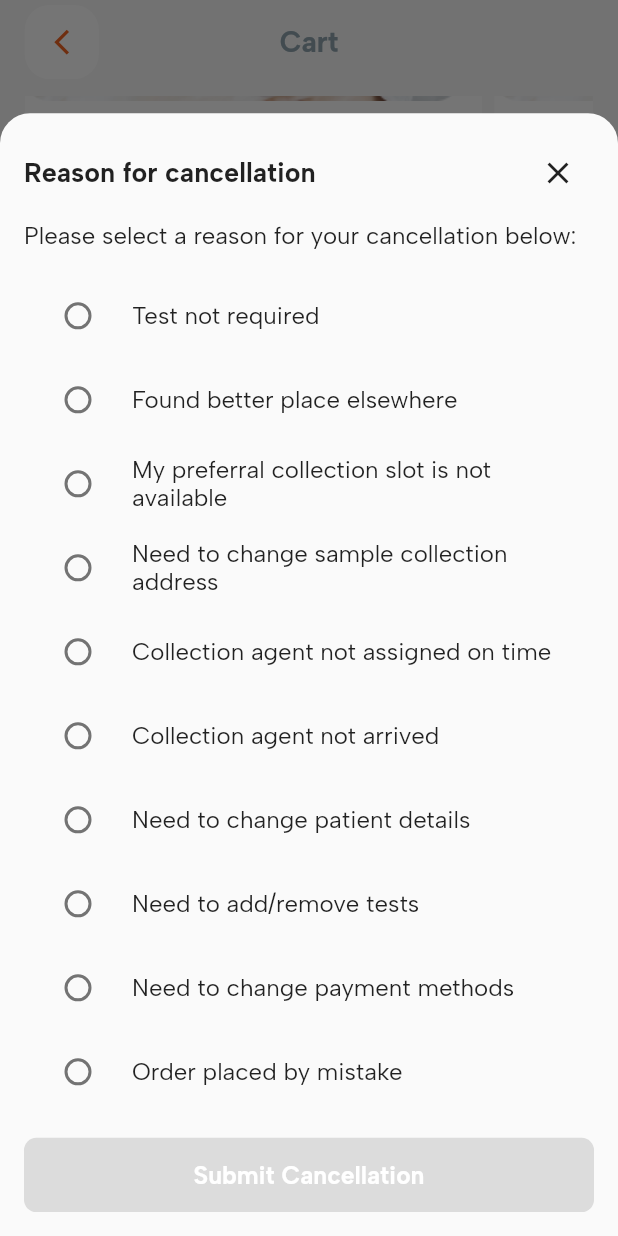
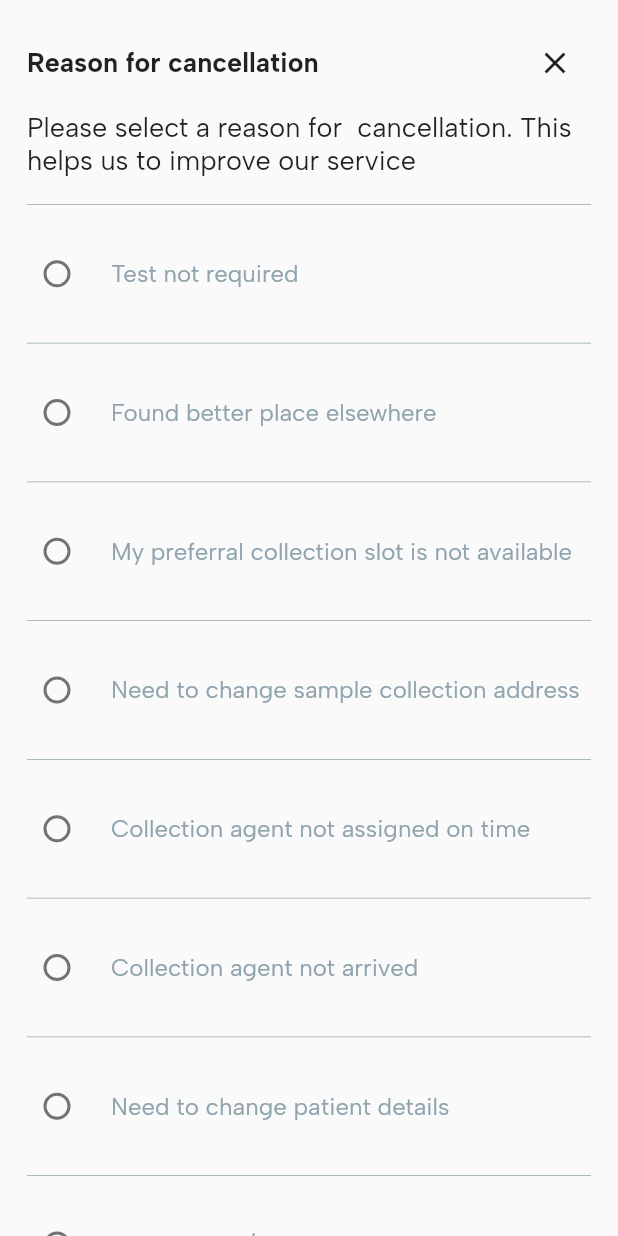
Before and after one commit to ayushh-gautam/QuickMeds, a Flutter app: the LabTestCartPage screen opened directly, scrolled down 407 dp, after a tap on "Cancel Order", on a phone screen of 412 x 824 dp. Run offline on Flutter 3.47's test engine with Material 3 defaults, Android fonts, the phone set to English and light mode, and no system bars; our stand-ins replace carousel_slider, connectivity_plus, file_picker, flutter_advanced_drawer, flutter_rating_bar, flutter_svg and 10 more; missing offline and left inert: get_ip_address; accounts and stored records are empty; network calls fail; project files that could hold a hidden picture were left out.

Commit message:
ui adjusted

```diff
--- a/lib/app/modules/lab_test_cart_module/lab_test_cart_page.dart
+++ b/lib/app/modules/lab_test_cart_module/lab_test_cart_page.dart
@@ -492,20 +492,12 @@ class LabTestCartPage extends GetView<LabTestCartController> {
                     SubmitButtonHelper(
                       text: 'Cancel Order',
                       onTap: () {
-                        // Access the controller properly
-
                         // Show Bottom Sheet
                         showModalBottomSheet(
                           context: context,
                           isScrollControlled: true,
-                          shape: const RoundedRectangleBorder(
-                            borderRadius: BorderRadius.vertical(
-                              top: Radius.circular(20),
-                            ),
-                          ),
                           builder: (BuildContext context) {
-                            return Padding(
-                              padding: const EdgeInsets.all(16),
+                            return SingleChildScrollView(
                               child: Column(
                                 mainAxisSize: MainAxisSize.min,
                                 crossAxisAlignment: CrossAxisAlignment.start,
@@ -527,25 +519,56 @@ class LabTestCartPage extends GetView<LabTestCartController> {
                                     ],
                                   ),
                                   const SizedBox(height: 8),
-                                  const Text(
-                                    'Please select a reason for your cancellation below:',
-                                    style: TextStyle(fontSize: 16),
+                                  const TextWidget(
+                                    text:
+                                        'Please select a reason for  cancellation. This helps us to improve our service',
+                                    bold: FontWeight.normal,
+                                    size: 18,
                                   ),
-                                  const SizedBox(height: 16),
                                   ListView.builder(
+                                    physics:
+                                        const NeverScrollableScrollPhysics(),
                                     shrinkWrap: true,
                                     itemCount: controller.reasons.length,
+                                    padding: const EdgeInsets.all(0),
                                     itemBuilder: (context, index) {
                                       return Obx(() {
-                                        return RadioListTile<int>(
-                                          title:
-                                              Text(controller.reasons[index]),
+                                        bool isSelected = index ==
+                                            controller
+                                                .selectedReasonIndex.value;
+                                        return Column(
+                                          children: [
+                                            const SizedBox(
+                                              height: 18,
+                                            ),
+                                            Container(
+                                              width: double.infinity,
+                                              height: 0.5,
+                                              color: greyColor,
+                                            ),
+                                            const SizedBox(
+                                              height: 18,
+                                            ),
+                                            RadioListTile<int>(
+                                              activeColor: orangeColor,
+                                              contentPadding:
+                                                  const EdgeInsets.all(0),
+                                              title: TextWidget(
+                                                text: controller.reasons[index],
+                                                size: 16,
+                                                bold: FontWeight.normal,
+                                                color: isSelected
+                                                    ? Colors.black
+                                                    : greyColor,
+                                              ),
                                               value: index,
                                               groupValue: controller
                                                   .selectedReasonIndex.value,
                                               onChanged: (int? value) {
                                                 controller.selectReason(value!);
                                               },
+                                            ),
+                                          ],
                                         );
                                       });
                                     },
@@ -566,11 +589,9 @@ class LabTestCartPage extends GetView<LabTestCartController> {
                                             : greyColor,
                                       ),
                                     ),
-
-                                    ///   cotroller.isButtonEnabled
                                   ),
                                 ],
-                              ),
+                              ).marginSymmetric(horizontal: 18, vertical: 18),
                             );
                           },
                         );
```
Lines whose indentation alone changed are shown as unchanged.
